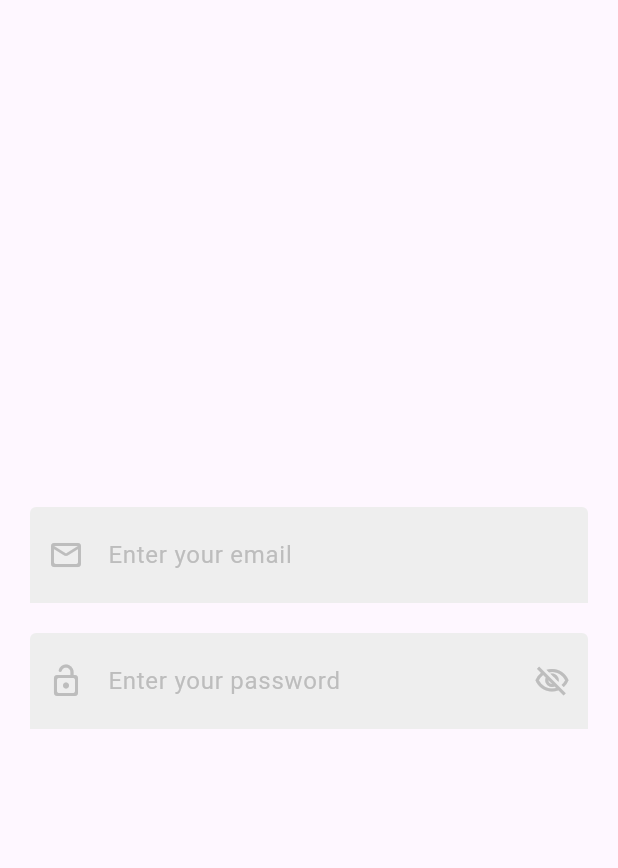
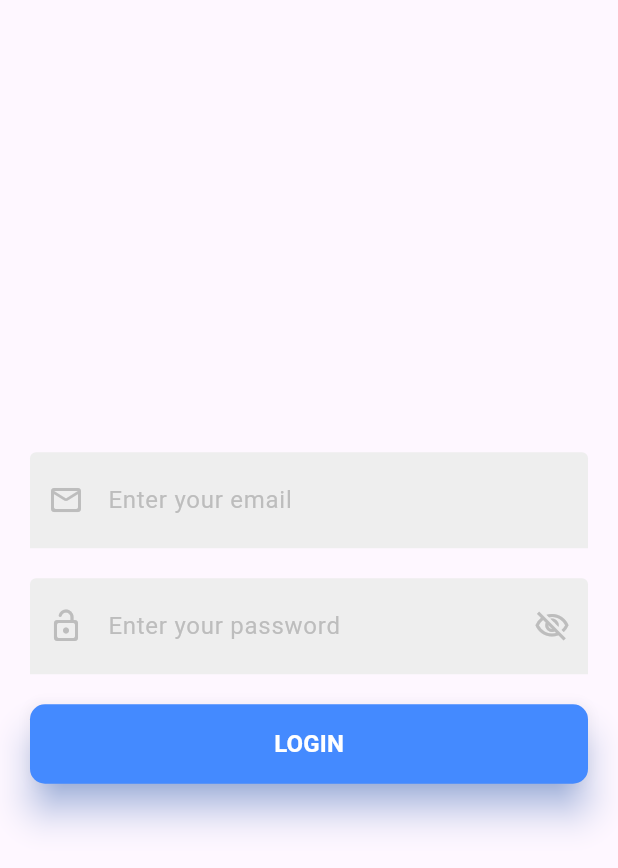
Before and after one commit to Vincent-Baret-974/Login_firebase, a Flutter app: the screen it shows after launch, on a phone screen of 412 x 824 dp. Shown: the top 868 px of the screen. Run offline on Flutter 3.47's test engine with Material 3 defaults, Android fonts, the phone set to English and light mode, and no system bars; our stand-ins replace google_fonts.

Commit message:
feat: add login button

```diff
--- a/lib/main.dart
+++ b/lib/main.dart
@@ -33,14 +33,14 @@ class LoginPage extends StatelessWidget {
               CustomTextField(
                   leadingIcon: Icons.mail_outline_rounded,
                   placeholderText: 'Enter your email',
-                  displayVisibilityIcon: false
-              ),
+                  displayVisibilityIcon: false),
               const SizedBox(height: 20),
               CustomTextField(
                   leadingIcon: Icons.lock_open_rounded,
                   placeholderText: 'Enter your password',
-                  displayVisibilityIcon: true
-              )
+                  displayVisibilityIcon: true),
+              const SizedBox(height: 20),
+              const PrimaryButton(text: 'LOGIN')
             ],
           ),
         ),
@@ -49,13 +49,48 @@ class LoginPage extends StatelessWidget {
   }
 }
 
+class PrimaryButton extends StatelessWidget {
+  const PrimaryButton({
+    super.key, required this.text,
+  });
+
+  final String text;
+
+  @override
+  Widget build(BuildContext context) {
+    return ElevatedButton(
+        onPressed: () {},
+        style: ButtonStyle(
+            backgroundColor: MaterialStateProperty.all<Color>(Colors.blueAccent),
+            shape: MaterialStateProperty.all<RoundedRectangleBorder>(
+              RoundedRectangleBorder(
+                borderRadius: BorderRadius.circular(10.0)
+              ),
+            ),
+          shadowColor: MaterialStateProperty.all<Color>(Colors.blueAccent.withOpacity(0.8)),
+          elevation: MaterialStateProperty.all<double>(10.0),
+        ),
+        child: Container(
+          width: double.infinity,
+          alignment: Alignment.center,
+          padding: const EdgeInsets.all(15),
+          child: Text(
+            text,
+            style: GoogleFonts.roboto(
+                fontWeight: FontWeight.w600,
+                fontSize: 16,
+                color: Colors.white),
+          ),
+        ));
+  }
+}
+
 class CustomTextField extends StatefulWidget {
-  CustomTextField({
-    super.key,
+  CustomTextField(
+      {super.key,
       required this.leadingIcon,
       required this.placeholderText,
-    required this.displayVisibilityIcon
-  });
+      required this.displayVisibilityIcon});
 
   final IconData leadingIcon;
   final String placeholderText;
@@ -82,14 +117,10 @@ class _CustomTextFieldState extends State<CustomTextField> {
         decoration: InputDecoration(
           floatingLabelBehavior: FloatingLabelBehavior.never,
           hintText: widget.placeholderText,
-          hintStyle: GoogleFonts.roboto(
-            color: Colors.grey.shade400
-          ),
-          prefixIcon: Icon(
-              widget.leadingIcon,
-              color: Colors.grey.shade400
-          ),
-          suffixIcon: widget.displayVisibilityIcon ? IconButton(
+          hintStyle: GoogleFonts.roboto(color: Colors.grey.shade400),
+          prefixIcon: Icon(widget.leadingIcon, color: Colors.grey.shade400),
+          suffixIcon: widget.displayVisibilityIcon
+              ? IconButton(
                   icon: Icon(suffixIcon),
                   color: Colors.grey.shade400,
                   onPressed: () {
@@ -100,19 +131,19 @@ class _CustomTextFieldState extends State<CustomTextField> {
                           : Icons.visibility_outlined;
                     });
                   },
-          ) : null,
+                )
+              : null,
           border: const UnderlineInputBorder(
-            borderSide:
-                BorderSide.none,
+            borderSide: BorderSide.none,
           ),
           filled: true,
           fillColor: Colors.grey.shade200,
-          contentPadding: const EdgeInsets.symmetric(vertical: 20.0, horizontal: 0.0),
+          contentPadding:
+              const EdgeInsets.symmetric(vertical: 20.0, horizontal: 0.0),
         ),
         obscureText: obscurePassword,
         onChanged: (value) {
           print('Typed $value');
-      }
-    );
+        });
   }
 }
```
Lines whose indentation alone changed are shown as unchanged.
